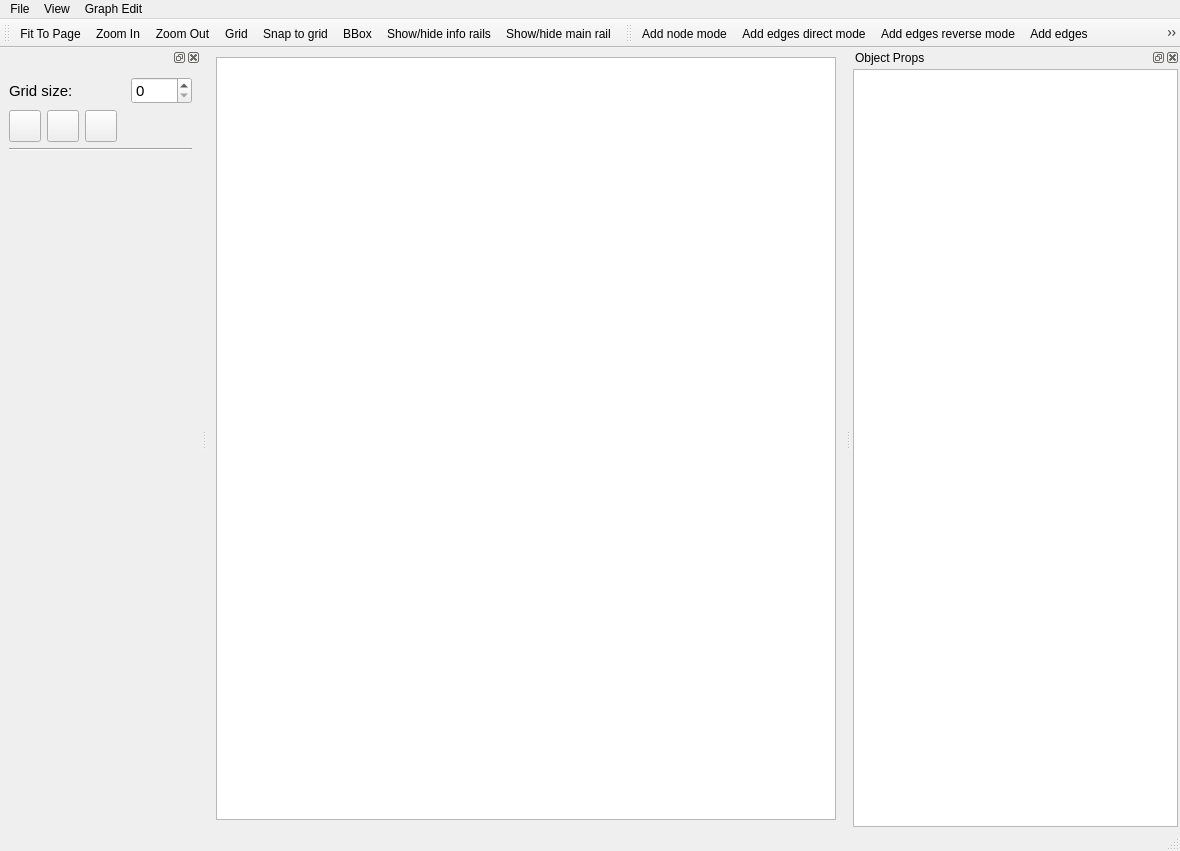
Qt form StorageMapDesigner/mainwindow.ui (break11/AutoStorage) before a commit.
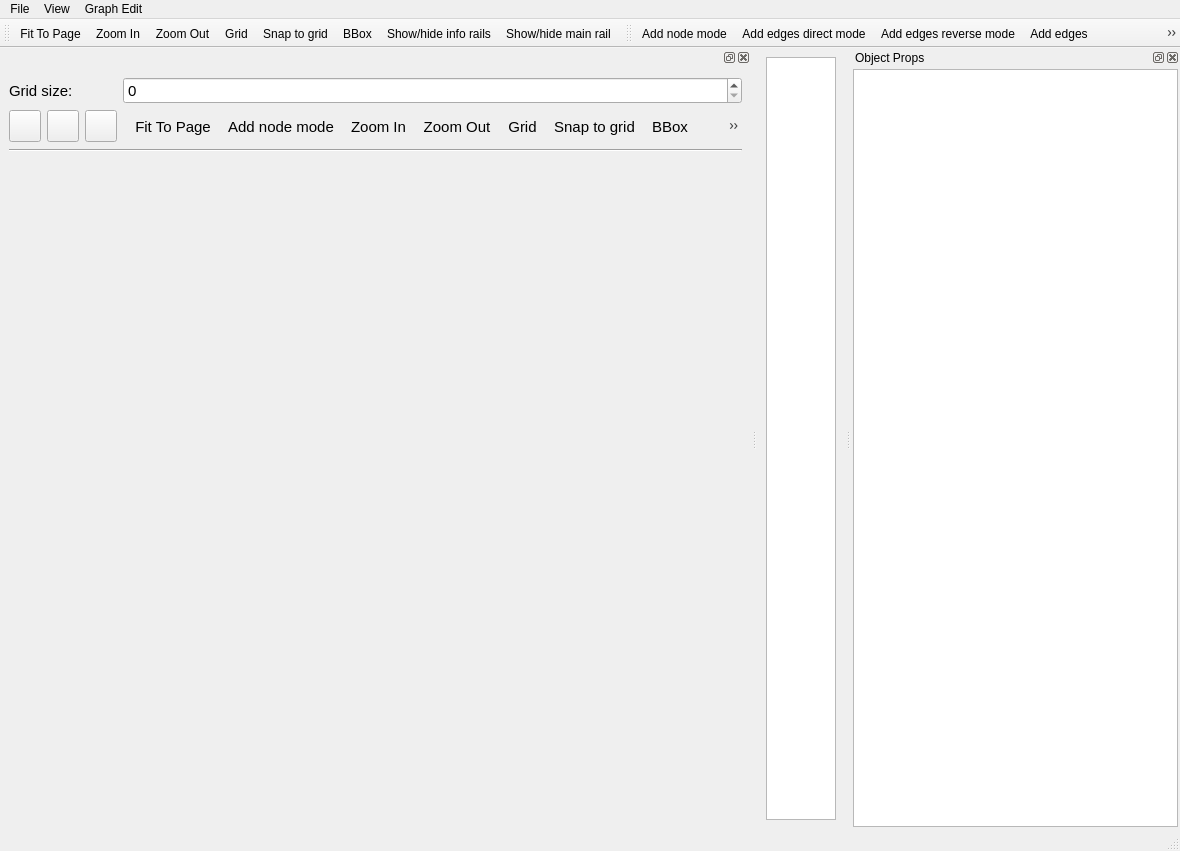
The same form after that commit. Icons and pictures are not drawn. Custom widgets are drawn as their Qt base class.

Commit message: пример использования тулбара для отказа от кастомного виджета QActionButton

What changed in the file:
```diff
--- a/StorageMapDesigner/mainwindow.ui
+++ b/StorageMapDesigner/mainwindow.ui
@@ -371,6 +371,24 @@
        </property>
       </widget>
      </item>
+     <item row="1" column="3">
+      <widget class="QToolBar" name="toolMain">
+       <property name="windowTitle">
+        <string>Tool Bar</string>
+       </property>
+       <property name="orientation">
+        <enum>Qt::Horizontal</enum>
+       </property>
+       <addaction name="acFitToPage"/>
+       <addaction name="acAddNode"/>
+       <addaction name="acZoomIn"/>
+       <addaction name="acZoomOut"/>
+       <addaction name="acGrid"/>
+       <addaction name="acSnapToGrid"/>
+       <addaction name="acBBox"/>
+       <addaction name="acDelMultiEdge"/>
+      </widget>
+     </item>
     </layout>
    </widget>
   </widget>
```
Left out of the diff: 4 changed lines with no effect on the pictures.
